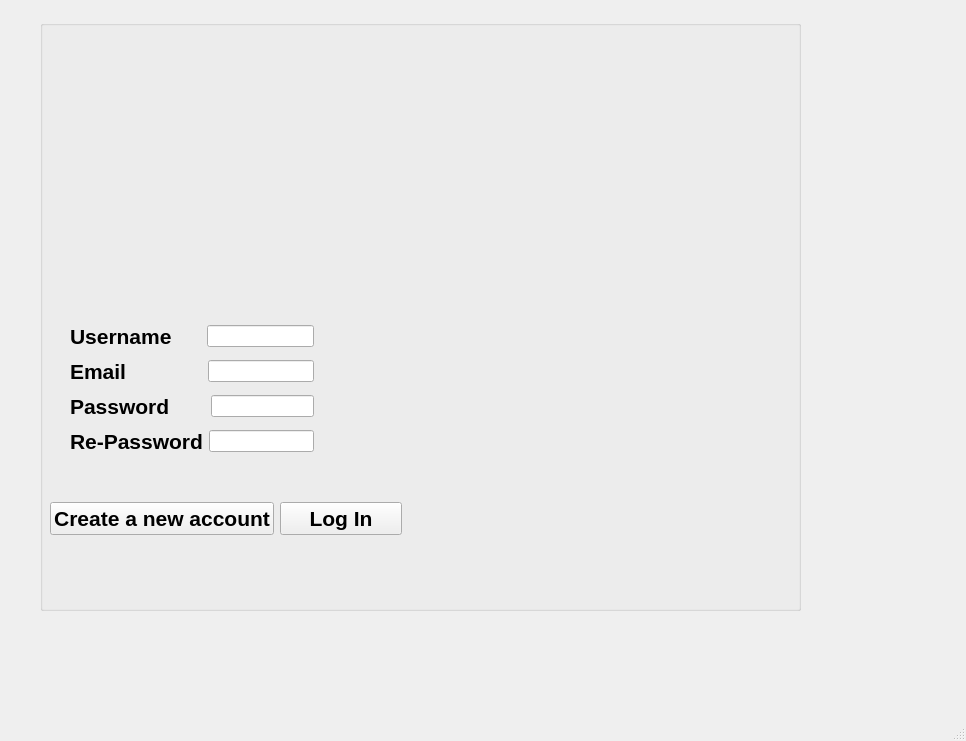
Adarsha16/SoftNote, file mainwindow.ui: the form before one commit.
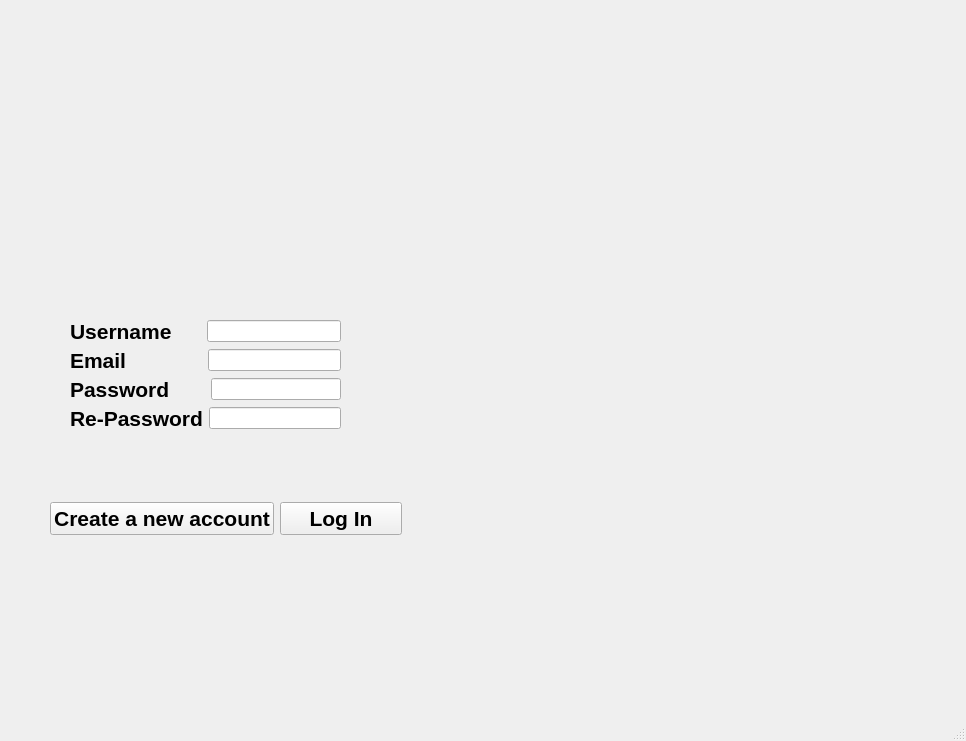
The form after the commit.

The edit to the form file:
```diff
--- a/mainwindow.ui
+++ b/mainwindow.ui
@@ -14,7 +14,7 @@
    <string>MainWindow</string>
   </property>
   <widget class="QWidget" name="centralwidget">
-   <widget class="QGroupBox" name="SignUp">
+   <widget class="QFrame" name="SignUp">
     <property name="geometry">
      <rect>
       <x>40</x>
@@ -23,9 +23,6 @@
       <height>591</height>
      </rect>
     </property>
-    <property name="title">
-     <string/>
-    </property>
     <widget class="QLabel" name="Pic">
      <property name="geometry">
       <rect>
@@ -44,13 +41,13 @@
       <string/>
      </property>
     </widget>
-    <widget class="QWidget" name="">
+    <widget class="QWidget" name="layoutWidget">
      <property name="geometry">
       <rect>
        <x>30</x>
        <y>300</y>
-       <width>244</width>
-       <height>140</height>
+       <width>271</width>
+       <height>110</height>
       </rect>
      </property>
      <layout class="QVBoxLayout" name="verticalLayout">
@@ -144,7 +141,7 @@
       </item>
      </layout>
     </widget>
-    <widget class="QWidget" name="">
+    <widget class="QWidget" name="layoutWidget">
      <property name="geometry">
       <rect>
        <x>10</x>
```
Left out of the diff: 2 changed lines with no effect on the pictures.
